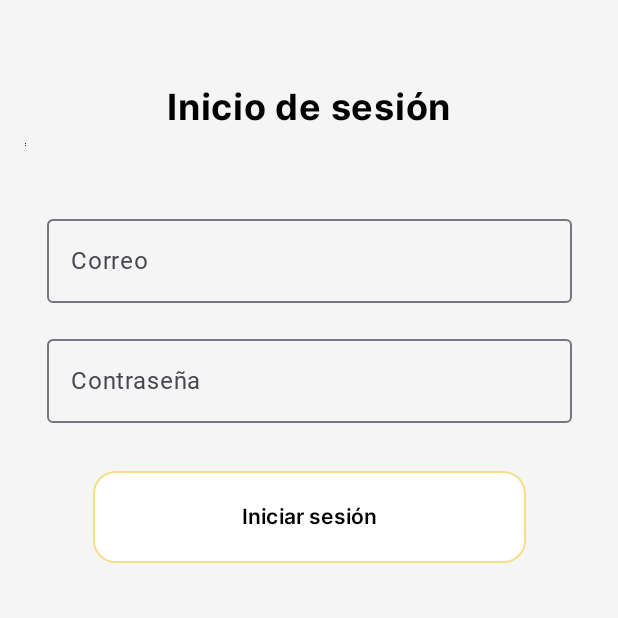
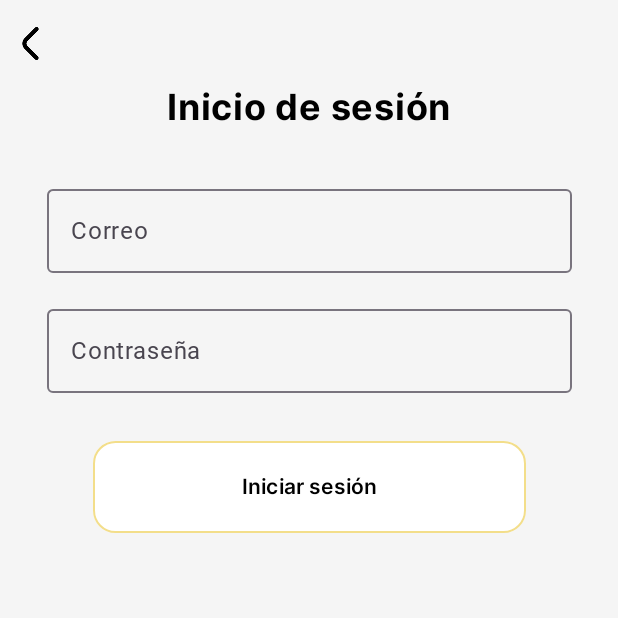
Before and after one commit to vicrenlopez14/Camvi-Solution, an Android app built with Jetpack Compose: the screen it shows after launch (MainActivity), after a tap on "Iniciar sesión", on a phone screen of 412 x 824 dp, the top half of it. Run offline under Robolectric (Android 15) with nearby library versions, the phone set to English and light mode, and no system bars; Roboto replaces fonts that are not available here.

Commit message:
Pantallas terminadas

```diff
--- a/app/src/main/java/com/example/camvi/ui/screens/global/LoginScreen.kt
+++ b/app/src/main/java/com/example/camvi/ui/screens/global/LoginScreen.kt
@@ -47,8 +47,11 @@ import com.example.camvi.model.globales.CamviFunctions
 @Composable
 @Preview
 fun previewLogin(){
-    val navController= rememberNavController()
+    Surface() {
+            val navController= rememberNavController()
     LoginScreen(navController = navController)
+    }
+
 }
 
 @OptIn(ExperimentalMaterial3Api::class)
@@ -65,6 +68,21 @@ fun LoginScreen(navController: NavController) {
     val context = LocalContext.current
 
     Surface() {
+              Row(
+                    horizontalArrangement = Arrangement.Start,
+                    verticalAlignment = Alignment.CenterVertically,
+                    modifier = Modifier.fillMaxWidth()
+                ) {
+                    Image(
+                        painter = painterResource(id = R.drawable.arrowl),
+                        contentDescription = null,
+                        modifier = Modifier
+                            .size(width = 100.dp, height = 40.dp)
+                            .padding(top = 18.dp)
+                            .padding(end = 60.dp)
+
+                    )
+                }
         LazyColumn {
         item {
             Column(
@@ -78,20 +96,6 @@ fun LoginScreen(navController: NavController) {
                     fontSize = 24.sp,
                     modifier = Modifier.paddingFromBaseline(top = 80.dp)
                 )
-
-                Row(
-                    horizontalArrangement = Arrangement.Start,
-                    verticalAlignment = Alignment.CenterVertically,
-                    modifier = Modifier.fillMaxWidth()
-                ) {
-                    Image(
-                        painter = painterResource(id = R.drawable.arrowl),
-                        contentDescription = null,
-                        modifier = Modifier
-                            .size(width = 18.dp, height = 20.dp)
-                            .padding(start = 16.dp)
-                    )
-                }
 
                 Column(
                     horizontalAlignment = Alignment.CenterHorizontally,
```
